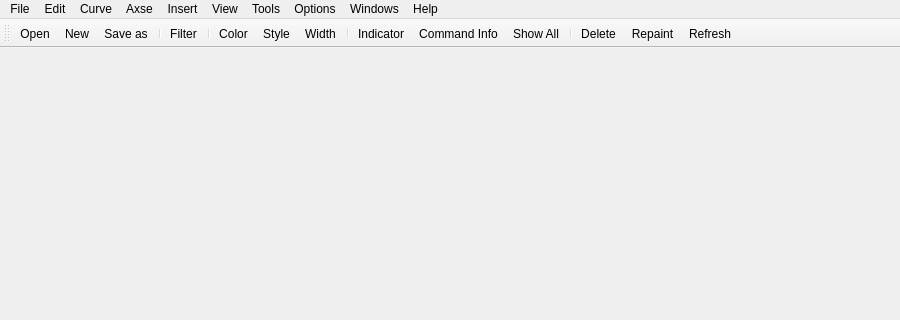
Above: icurve_v2.1/icurve/resource/icurve.ui from Sunfe/icurve before the change; both pictures show x 0 to 900 and y 0 to 320 of the 900 by 600 pixel window. Below: the same form after it.
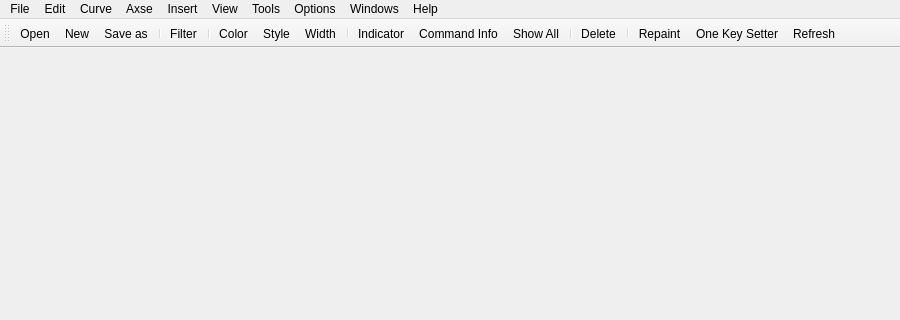
That is the form after the change. Icons and pictures are not drawn.

```diff
--- a/icurve_v2.1/icurve/resource/icurve.ui
+++ b/icurve_v2.1/icurve/resource/icurve.ui
@@ -206,7 +206,9 @@
    <addaction name="actionShowAll"/>
    <addaction name="separator"/>
    <addaction name="actionDelete"/>
+   <addaction name="separator"/>
    <addaction name="actionRepaint"/>
+   <addaction name="actionOneKeySetter"/>
    <addaction name="actionRefresh"/>
   </widget>
   <action name="actionOpen">
@@ -681,6 +683,15 @@
     <string>Repaint</string>
    </property>
   </action>
+  <action name="actionOneKeySetter">
+   <property name="icon">
+    <iconset resource="icurve.qrc">
+     <normaloff>:/icurve/images/magic_key.png</normaloff>:/icurve/images/magic_key.png</iconset>
+   </property>
+   <property name="text">
+    <string>One Key Setter</string>
+   </property>
+  </action>
  </widget>
  <layoutdefault spacing="6" margin="11"/>
  <resources>
```
Left out of the diff: 1 changed line with no effect on the pictures.
